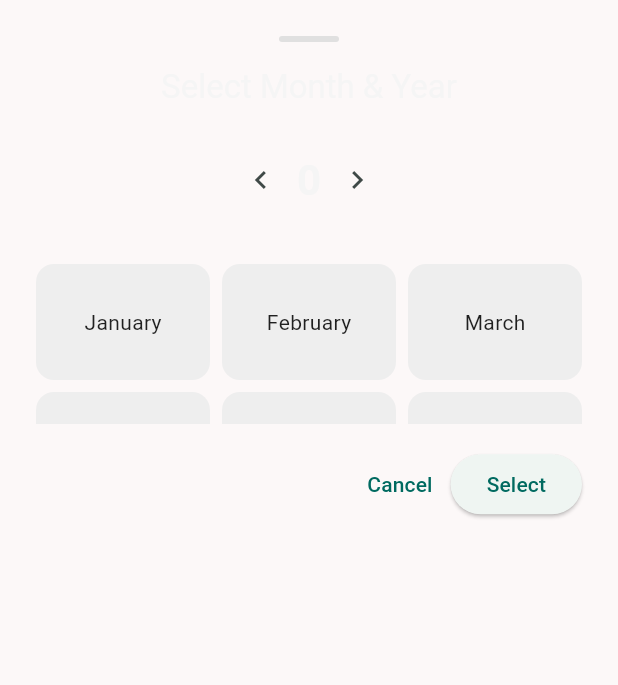
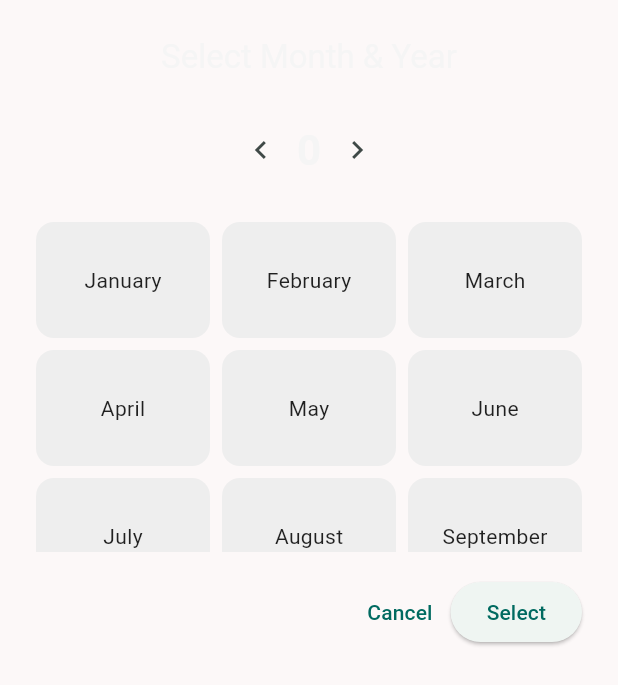
Before and after one commit to N0rphel/money_tracker_v2, a Flutter app: the MonthYearPickerSheet widget shown alone on an empty page, opened directly with empty values, on a phone screen of 412 x 824 dp. Shown: the top 685 px of the screen. Run offline on Flutter 3.47's test engine with Material 3 defaults, Android fonts, the phone set to English and light mode, and no system bars; our stand-ins replace sqflite; accounts and stored records are empty.

Commit message:
Center: Month Picker

```diff
--- a/lib/views/widgets/date_picker.dart
+++ b/lib/views/widgets/month_picker.dart
@@ -18,7 +18,7 @@ class _MonthYearPickerSheetState extends State<MonthYearPickerSheet> {
   late int selectedYear;
   late int selectedMonth;
 
-  final List<String> months = [
+  final months = const [
     'January',
     'February',
     'March',
@@ -42,30 +42,17 @@ class _MonthYearPickerSheetState extends State<MonthYearPickerSheet> {
 
   @override
   Widget build(BuildContext context) {
-    return Container(
-      height: MediaQuery.of(context).size.height * 0.45,
+    return Padding(
       padding: const EdgeInsets.all(24),
       child: Column(
         mainAxisSize: MainAxisSize.min,
         children: [
-          // Drag handle
-          Container(
-            width: 40,
-            height: 4,
-            margin: const EdgeInsets.only(bottom: 16),
-            decoration: BoxDecoration(
-              color: Colors.grey[300],
-              borderRadius: BorderRadius.circular(2),
-            ),
-          ),
-
           Text(
             'Select Month & Year',
             style: Theme.of(context).textTheme.titleLarge,
           ),
           const SizedBox(height: 24),
 
-          // Year selector
           Row(
             mainAxisAlignment: MainAxisAlignment.center,
             children: [
@@ -86,10 +73,11 @@ class _MonthYearPickerSheetState extends State<MonthYearPickerSheet> {
               ),
             ],
           ),
-          const SizedBox(height: 32),
 
-          // Month grid
-          Expanded(
+          const SizedBox(height: 24),
+
+          SizedBox(
+            height: 220,
             child: GridView.builder(
               gridDelegate: const SliverGridDelegateWithFixedCrossAxisCount(
                 crossAxisCount: 3,
@@ -103,9 +91,7 @@ class _MonthYearPickerSheetState extends State<MonthYearPickerSheet> {
                 final isSelected = month == selectedMonth;
 
                 return GestureDetector(
-                  onTap: () {
-                    setState(() => selectedMonth = month);
-                  },
+                  onTap: () => setState(() => selectedMonth = month),
                   child: Container(
                     alignment: Alignment.center,
                     decoration: BoxDecoration(
@@ -131,7 +117,6 @@ class _MonthYearPickerSheetState extends State<MonthYearPickerSheet> {
 
           const SizedBox(height: 16),
 
-          // Confirm button
           Row(
             mainAxisAlignment: MainAxisAlignment.end,
             children: [
```
Also changed, not shown: lib/views/widgets/record_appbar.dart (+48 -72 lines).
